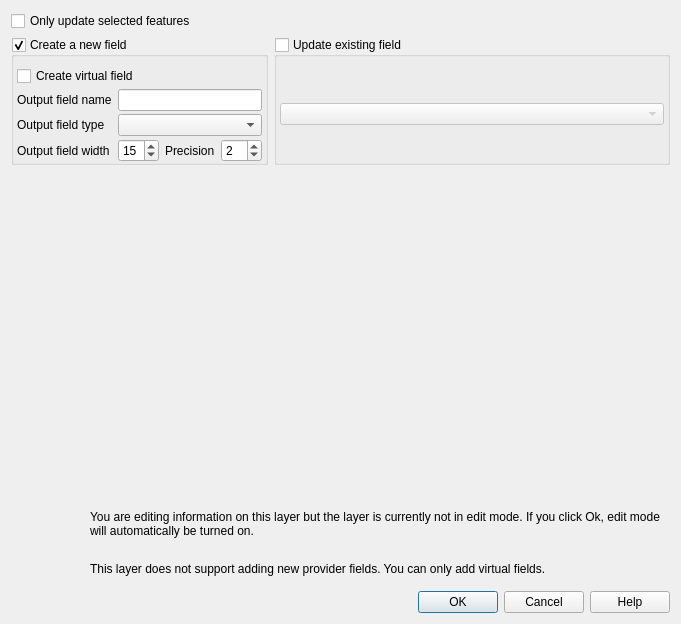
This is src/ui/qgsfieldcalculatorbase.ui in qgis/QGIS as Qt 5 draws it before an edit. The edited form follows.
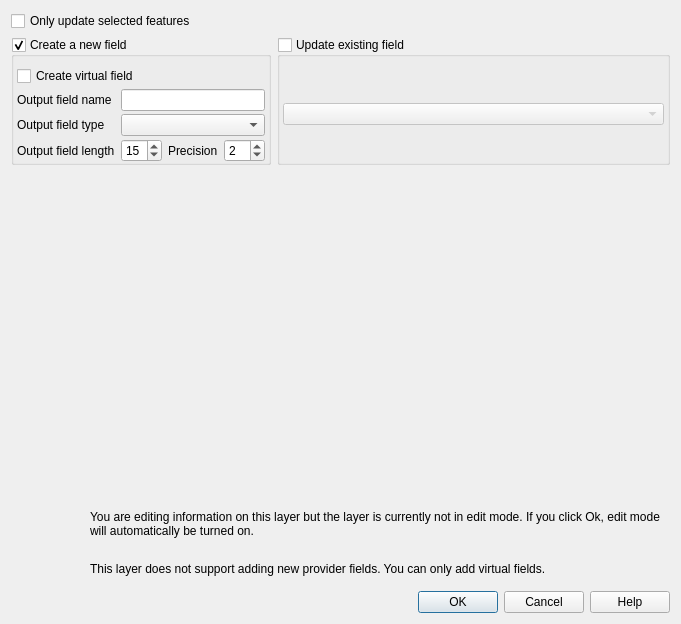
This is the edited form. Custom widgets are drawn as their Qt base class.

The edit to the form file:
```diff
--- a/src/ui/qgsfieldcalculatorbase.ui
+++ b/src/ui/qgsfieldcalculatorbase.ui
@@ -187,7 +187,7 @@
       <item row="5" column="0">
        <widget class="QLabel" name="mOutputFieldWidthLabel">
         <property name="text">
-         <string>Output field width</string>
+         <string>Output field length</string>
         </property>
         <property name="buddy">
          <cstring>mOutputFieldWidthSpinBox</cstring>
```
Left out of the diff: 2 changed lines with no effect on the pictures.
